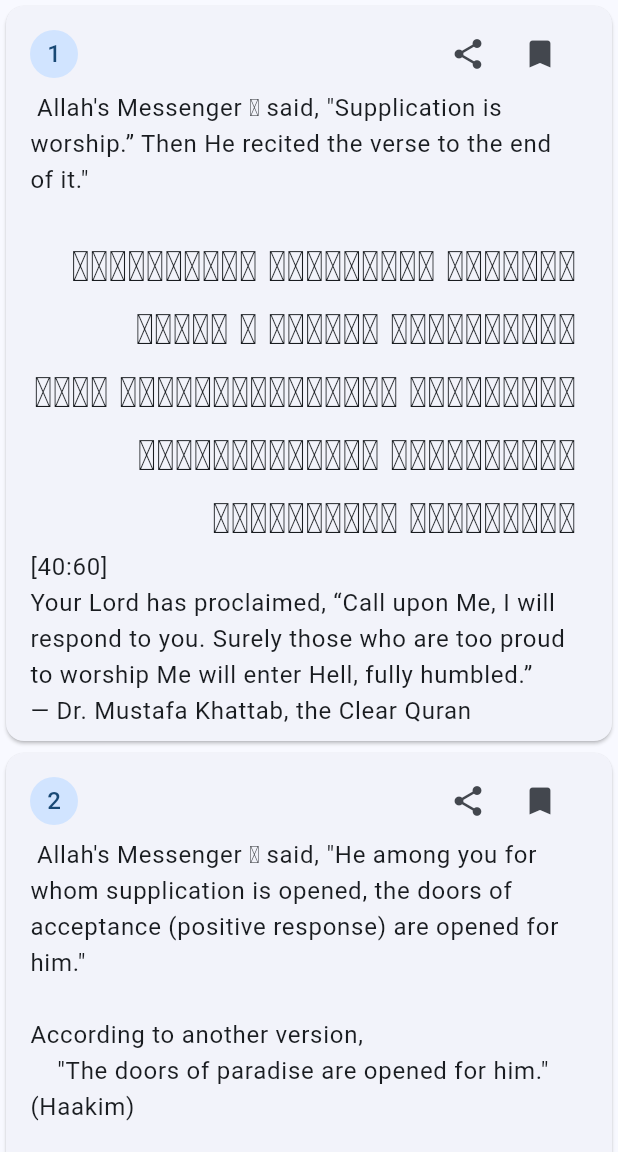
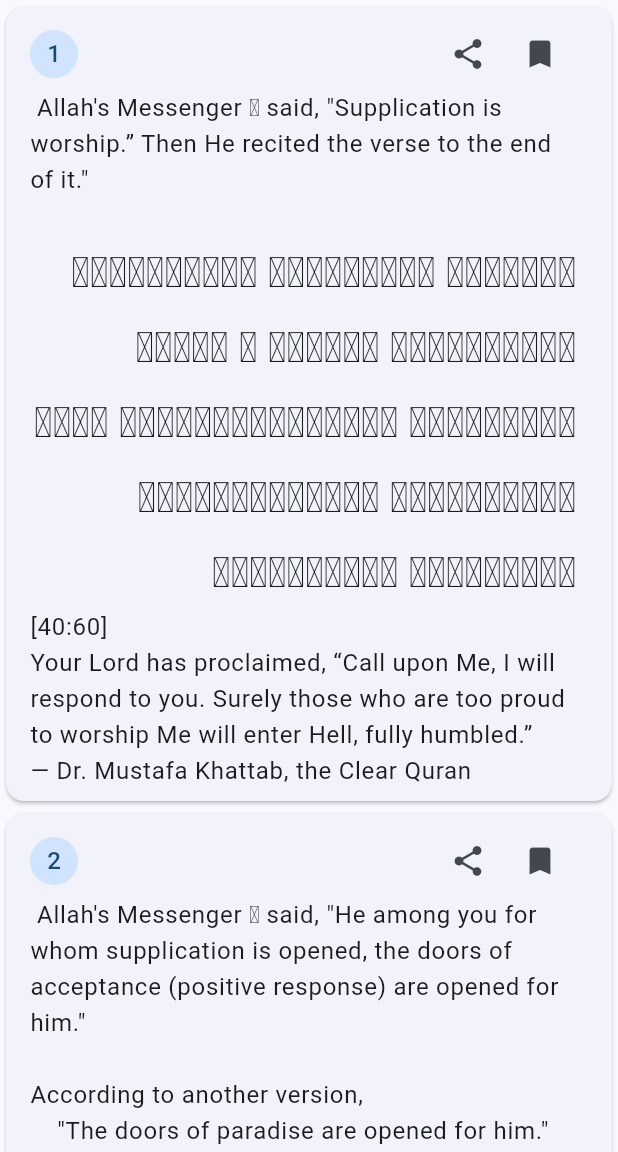
Before and after one commit to Waqar144/hisnehaseen, a Flutter app: the screen it shows after launch, after a tap on "Virtues Of Supplication", on a phone screen of 412 x 824 dp, the part 84-1236 px from its top. Run offline on Flutter 3.47's test engine with Material 3 defaults, Android fonts, the phone set to English and light mode, and no system bars; our stand-ins replace share_plus; Roboto replaces fonts that are missing (IndoPak).

Commit message:
Increase arabic text height

```diff
--- a/lib/dua_widget.dart
+++ b/lib/dua_widget.dart
@@ -23,6 +23,7 @@ class _DuaBody extends StatelessWidget {
           style: const TextStyle(
             fontFamily: "IndoPak",
             fontSize: 28,
+            height: 1.8,
             letterSpacing: 0,
           ),
         ));
```
